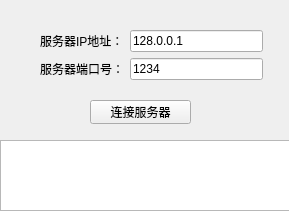
Qt form connectwindow.ui (anchorkiki/Lab4_ChatClient) before a commit.
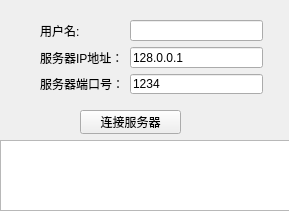
The same form after that commit.

```diff
--- a/connectwindow.ui
+++ b/connectwindow.ui
@@ -39,47 +39,57 @@
     <property name="geometry">
      <rect>
       <x>40</x>
-      <y>20</y>
+      <y>10</y>
       <width>223</width>
-      <height>51</height>
+      <height>74</height>
      </rect>
     </property>
     <layout class="QGridLayout" name="gridLayout">
-     <item row="1" column="0">
+     <item row="2" column="1">
+      <widget class="QLineEdit" name="portEdit">
+       <property name="text">
+        <string>1234</string>
+       </property>
+      </widget>
+     </item>
+     <item row="2" column="0">
       <widget class="QLabel" name="label_2">
        <property name="text">
         <string>服务器端口号：</string>
        </property>
       </widget>
      </item>
-     <item row="0" column="0">
+     <item row="1" column="0">
       <widget class="QLabel" name="label">
        <property name="text">
         <string>服务器IP地址：</string>
        </property>
       </widget>
      </item>
+     <item row="0" column="0">
+      <widget class="QLabel" name="label_3">
+       <property name="text">
+        <string>用户名:</string>
+       </property>
+      </widget>
+     </item>
      <item row="1" column="1">
-      <widget class="QLineEdit" name="portEdit">
-       <property name="text">
-        <string>1234</string>
-       </property>
-      </widget>
-     </item>
-     <item row="0" column="1">
       <widget class="QLineEdit" name="ipEdit">
        <property name="text">
         <string>128.0.0.1</string>
        </property>
       </widget>
      </item>
+     <item row="0" column="1">
+      <widget class="QLineEdit" name="usernameEdit"/>
+     </item>
     </layout>
    </widget>
    <widget class="QPushButton" name="connectBtn">
     <property name="geometry">
      <rect>
-      <x>90</x>
-      <y>90</y>
+      <x>80</x>
+      <y>100</y>
       <width>101</width>
       <height>24</height>
      </rect>
```
